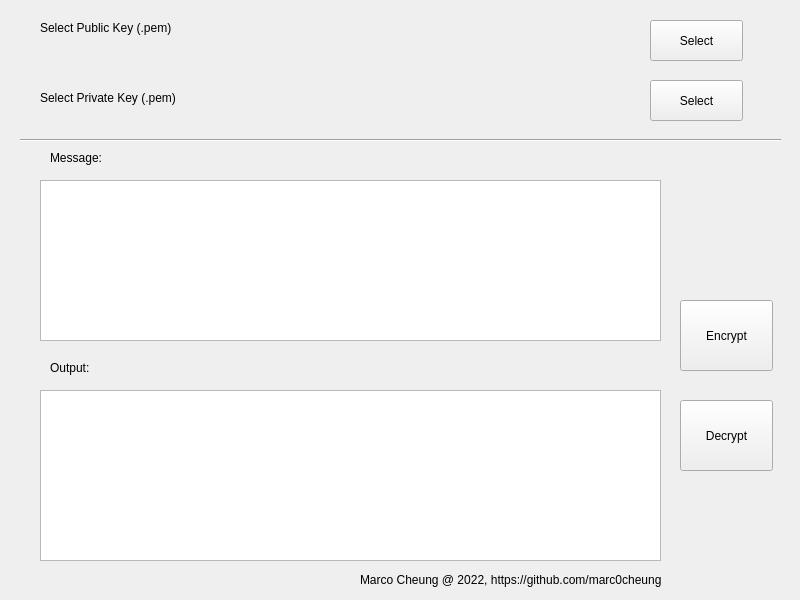
The window that RSA/QtUI/rsa_mainpage.ui (marc0cheung/SendMessageSafe) describes before a commit, drawn with Qt 5.
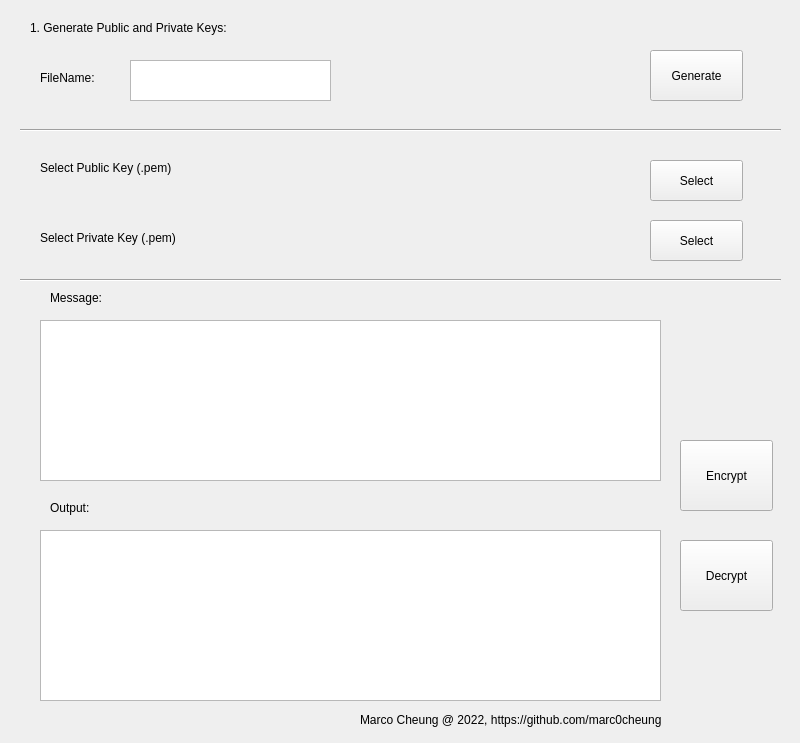
The same window after the commit.

Commit message: Update RSA Version User Interface

Patch:
```diff
--- a/RSA/QtUI/rsa_mainpage.ui
+++ b/RSA/QtUI/rsa_mainpage.ui
@@ -7,7 +7,7 @@
     <x>0</x>
     <y>0</y>
     <width>800</width>
-    <height>600</height>
+    <height>743</height>
    </rect>
   </property>
   <property name="windowTitle">
@@ -18,7 +18,7 @@
     <property name="geometry">
      <rect>
       <x>650</x>
-      <y>20</y>
+      <y>160</y>
       <width>93</width>
       <height>41</height>
      </rect>
@@ -31,7 +31,7 @@
     <property name="geometry">
      <rect>
       <x>40</x>
-      <y>20</y>
+      <y>160</y>
       <width>251</width>
       <height>16</height>
      </rect>
@@ -44,7 +44,7 @@
     <property name="geometry">
      <rect>
       <x>40</x>
-      <y>90</y>
+      <y>230</y>
       <width>251</width>
       <height>16</height>
      </rect>
@@ -57,7 +57,7 @@
     <property name="geometry">
      <rect>
       <x>650</x>
-      <y>80</y>
+      <y>220</y>
       <width>93</width>
       <height>41</height>
      </rect>
@@ -70,7 +70,7 @@
     <property name="geometry">
      <rect>
       <x>40</x>
-      <y>180</y>
+      <y>320</y>
       <width>621</width>
       <height>161</height>
      </rect>
@@ -80,7 +80,7 @@
     <property name="geometry">
      <rect>
       <x>40</x>
-      <y>390</y>
+      <y>530</y>
       <width>621</width>
       <height>171</height>
      </rect>
@@ -90,7 +90,7 @@
     <property name="geometry">
      <rect>
       <x>680</x>
-      <y>300</y>
+      <y>440</y>
       <width>93</width>
       <height>71</height>
      </rect>
@@ -103,7 +103,7 @@
     <property name="geometry">
      <rect>
       <x>680</x>
-      <y>400</y>
+      <y>540</y>
       <width>93</width>
       <height>71</height>
      </rect>
@@ -116,7 +116,7 @@
     <property name="geometry">
      <rect>
       <x>360</x>
-      <y>570</y>
+      <y>710</y>
       <width>431</width>
       <height>20</height>
      </rect>
@@ -129,7 +129,7 @@
     <property name="geometry">
      <rect>
       <x>50</x>
-      <y>150</y>
+      <y>290</y>
       <width>111</width>
       <height>16</height>
      </rect>
@@ -142,7 +142,7 @@
     <property name="geometry">
      <rect>
       <x>50</x>
-      <y>360</y>
+      <y>500</y>
       <width>111</width>
       <height>16</height>
      </rect>
@@ -155,7 +155,7 @@
     <property name="geometry">
      <rect>
       <x>20</x>
-      <y>130</y>
+      <y>270</y>
       <width>761</width>
       <height>21</height>
      </rect>
@@ -164,6 +164,68 @@
      <enum>Qt::Horizontal</enum>
     </property>
    </widget>
+   <widget class="Line" name="line_2">
+    <property name="geometry">
+     <rect>
+      <x>20</x>
+      <y>120</y>
+      <width>761</width>
+      <height>21</height>
+     </rect>
+    </property>
+    <property name="orientation">
+     <enum>Qt::Horizontal</enum>
+    </property>
+   </widget>
+   <widget class="QPushButton" name="pushButton">
+    <property name="geometry">
+     <rect>
+      <x>650</x>
+      <y>50</y>
+      <width>93</width>
+      <height>51</height>
+     </rect>
+    </property>
+    <property name="text">
+     <string>Generate</string>
+    </property>
+   </widget>
+   <widget class="QLabel" name="msgLabel_2">
+    <property name="geometry">
+     <rect>
+      <x>30</x>
+      <y>20</y>
+      <width>411</width>
+      <height>16</height>
+     </rect>
+    </property>
+    <property name="text">
+     <string>1. Generate Public and Private Keys:</string>
+    </property>
+   </widget>
+   <widget class="QTextEdit" name="textEdit">
+    <property name="geometry">
+     <rect>
+      <x>130</x>
+      <y>60</y>
+      <width>201</width>
+      <height>41</height>
+     </rect>
+    </property>
+   </widget>
+   <widget class="QLabel" name="label">
+    <property name="geometry">
+     <rect>
+      <x>40</x>
+      <y>70</y>
+      <width>91</width>
+      <height>16</height>
+     </rect>
+    </property>
+    <property name="text">
+     <string>FileName:</string>
+    </property>
+   </widget>
   </widget>
  </widget>
  <resources/>
```
The commit also changes 1 other file.
